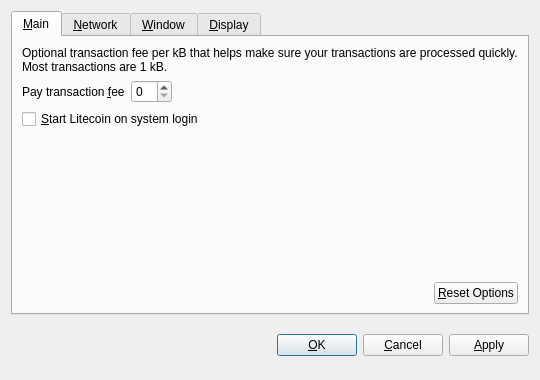
The window that src/qt/forms/optionsdialog.ui (kR105-zz/catcoin) describes before a commit, drawn with Qt 5.
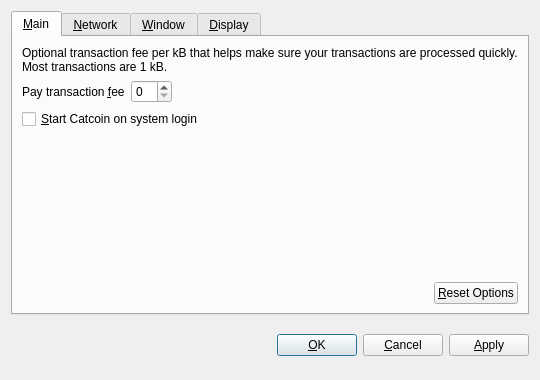
The same window after the commit. Custom widgets are drawn as their Qt base class.

Commit message: Catcoin rebranding

```diff
--- a/src/qt/forms/optionsdialog.ui
+++ b/src/qt/forms/optionsdialog.ui
@@ -82,7 +82,7 @@
           <string>Automatically start Litecoin after logging in to the system.</string>
          </property>
          <property name="text">
-          <string>&amp;Start Litecoin on system login</string>
+          <string>&amp;Start Catcoin on system login</string>
          </property>
         </widget>
        </item>
```
Left out of the diff: 10 changed lines with no effect on the pictures. The commit also changes 107 other files.
